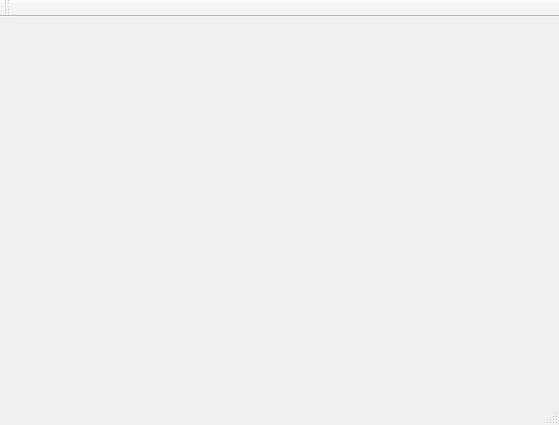
This is mainwindow.ui in group93492/economics_LPP as Qt 5 draws it before an edit. The edited form follows.
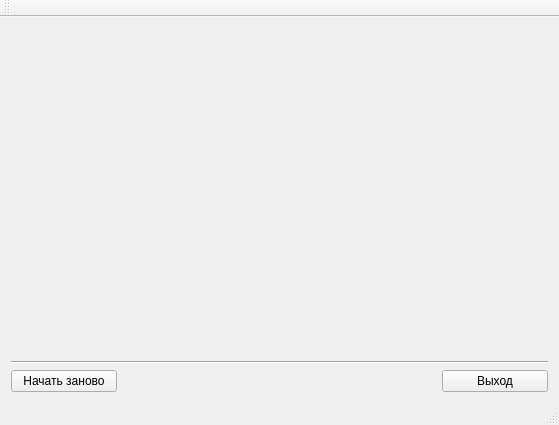
This is the edited form.

```diff
--- a/mainwindow.ui
+++ b/mainwindow.ui
@@ -22,6 +22,44 @@
       </item>
      </layout>
     </item>
+    <item>
+     <widget class="Line" name="line">
+      <property name="orientation">
+       <enum>Qt::Horizontal</enum>
+      </property>
+     </widget>
+    </item>
+    <item>
+     <layout class="QHBoxLayout" name="horizontalLayout" stretch="1,3,1">
+      <item>
+       <widget class="QPushButton" name="resetButton">
+        <property name="text">
+         <string>Начать заново</string>
+        </property>
+       </widget>
+      </item>
+      <item>
+       <spacer name="horizontalSpacer">
+        <property name="orientation">
+         <enum>Qt::Horizontal</enum>
+        </property>
+        <property name="sizeHint" stdset="0">
+         <size>
+          <width>40</width>
+          <height>20</height>
+         </size>
+        </property>
+       </spacer>
+      </item>
+      <item>
+       <widget class="QPushButton" name="quitButton">
+        <property name="text">
+         <string>Выход</string>
+        </property>
+       </widget>
+      </item>
+     </layout>
+    </item>
    </layout>
   </widget>
   <widget class="QMenuBar" name="menuBar">
```
